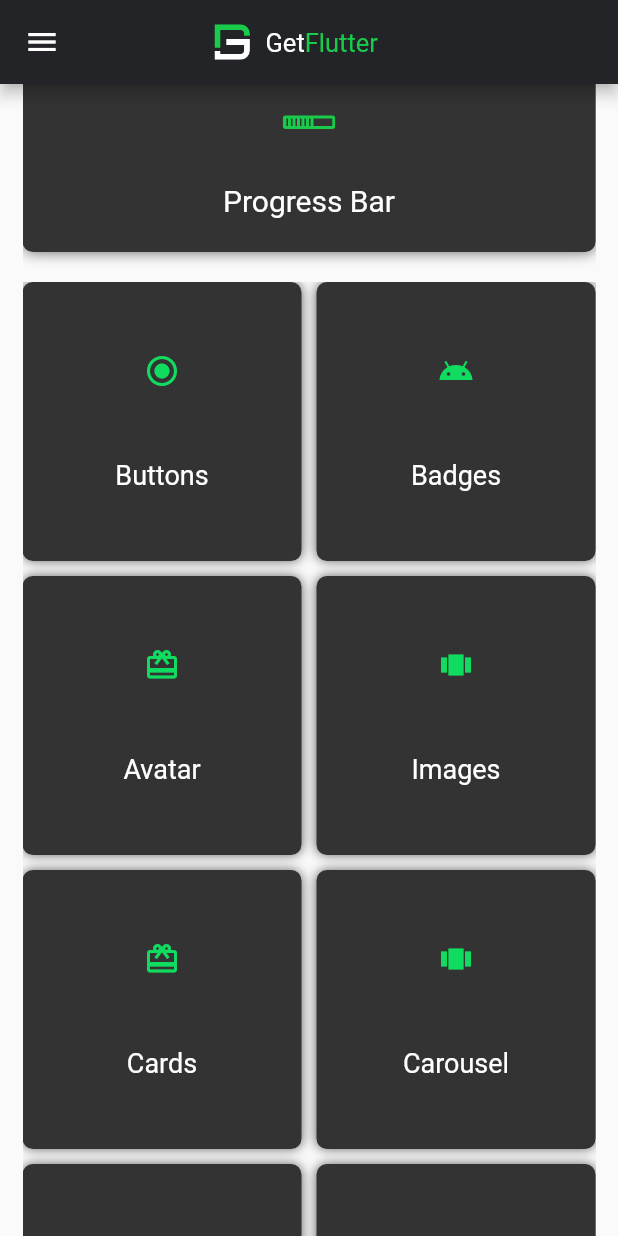
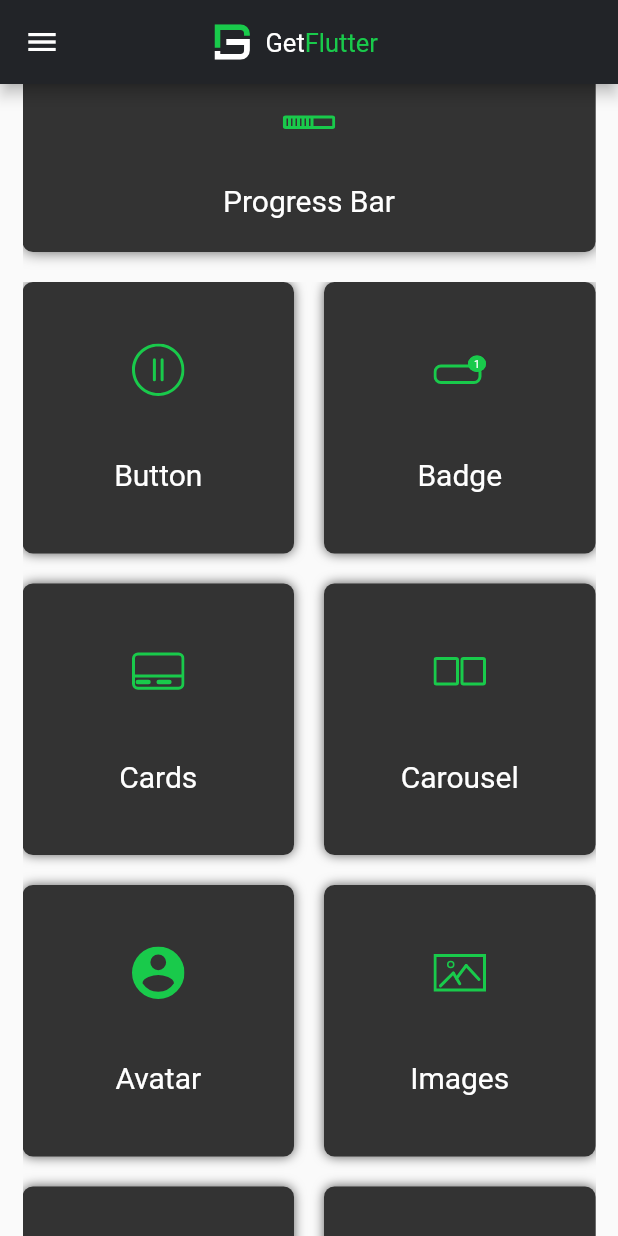
Before and after one commit to ionicfirebaseapp/getwidget-app-kit, a Flutter app: the screen it shows after launch, scrolled down 1728 dp, on a phone screen of 412 x 824 dp. Run offline on Flutter 3.47's test engine with Material 2 defaults, Android fonts, the phone set to English and light mode, and no system bars; our stand-ins replace flutter_svg, getflutter, webview_flutter.

Commit message:
restructure in progress

```diff
--- a/lib/screens/home.dart
+++ b/lib/screens/home.dart
@@ -35,6 +35,89 @@ class _HomePageState extends State<HomePage> {
 
       'images':'lib/assets/icons/gflogo.svg',
 
+    }
+  ];
+
+  List gfComponents = [
+   {
+      'img': 'lib/assets/icons/buttons.svg',
+      'title':'Button',
+      'route': ButtonTypes()
+    },
+   {
+      'img':'lib/assets/icons/badges.svg',
+      'title':'Badge',
+      'route':BadgesPage()
+    },
+    {
+      'img':'lib/assets/icons/cards.svg',
+      'title':'Cards',
+      'route':CardPage()
+    },
+    {
+      'img':'lib/assets/icons/carousels.svg',
+      'title':'Carousel',
+      'route':Carousel()
+    },
+    {
+      'img':'lib/assets/icons/avatars.svg',
+      'title':'Avatar',
+      'route':Avatar()
+    },
+    {
+      'img':'lib/assets/icons/images.svg',
+      'title':'Images',
+      'route':Images()
+    },
+    {
+      'img':'lib/assets/icons/tiles.svg',
+      'title':'Tiles',
+      'route':TilesPage()
+    },
+    {
+      'img':'lib/assets/icons/tabs.svg',
+      'title':'Tabs',
+      'route':TabTypes()
+    },
+    {
+      'img':'lib/assets/icons/toggle.svg',
+      'title':'Toggle',
+      'route':Toggles()
+    },
+    {
+      'img':'lib/assets/icons/toast.svg',
+      'title':'Toast',
+      'route':Toasts()
+    },
+    {
+      'img':'lib/assets/icons/alert.svg',
+      'title':'Alert',
+      'route':AlertPage()
+    },
+    {
+      'img':'lib/assets/icons/accordion.svg',
+      'title':'Accordion',
+      'route':Accordion()
+    },
+    {
+      'img':'lib/assets/icons/search-bar.svg',
+      'title':'Search Bar',
+      'route':SearchbarPage()
+    },
+    {
+      'img':'lib/assets/icons/appbar.svg',
+      'title':'Appbar',
+      'route':AppHome()
+    },
+    {
+      'img':'lib/assets/icons/rating.svg',
+      'title':'Rating',
+      'route':RatingPage()
+    },
+    {
+      'img':'lib/assets/icons/loader.svg',
+      'title':'Loaders',
+      'route':Loaders()
     }
   ];
 
@@ -889,52 +972,59 @@ class _HomePageState extends State<HomePage> {
               ),
               const SizedBox(height: 20),
 
-            Container(
-//              padding: EdgeInsets.only(top:120),
-//              color: Colors.red,
-              height: MediaQuery.of(context).size.height,
-              child:  GridView.count(
-                shrinkWrap: true,
-                scrollDirection: Axis.vertical,
-                crossAxisCount: 2,
-                mainAxisSpacing: 10,
-                crossAxisSpacing: 10,
-                children: <Widget>[
-                  buildSquareTile('Buttons', Icons.radio_button_checked, GFColors.SUCCESS, router:ButtonTypes()),
-                  buildSquareTile('Badges', Icons.android,  GFColors.SUCCESS, router:BadgesPage()),
-                  buildSquareTile('Avatar', Icons.card_giftcard,  GFColors.SUCCESS, router: Avatar() ),
-                  buildSquareTile('Images', Icons.view_carousel,  GFColors.SUCCESS, router: Images()),
-                  buildSquareTile('Cards', Icons.card_giftcard,  GFColors.SUCCESS, router: CardPage()),
-                  buildSquareTile('Carousel', Icons.view_carousel,  GFColors.SUCCESS, router: Carousel()),
-                  buildSquareTile('Tabs', Icons.tab,  GFColors.SUCCESS, router: TabTypes()),
-                  buildSquareTile('Tile', Icons.title,  GFColors.SUCCESS, router: TilesPage()),
-                  buildSquareTile('Toggle', Icons.card_giftcard,  GFColors.SUCCESS, router: Toggles()),
-                  buildSquareTile('Toast', Icons.view_carousel,  GFColors.SUCCESS, router: Toasts()),
-                  buildSquareTile('Alert', Icons.card_giftcard,  GFColors.SUCCESS, router: AlertPage()),
-                  buildSquareTile('Accordion', Icons.view_carousel,  GFColors.SUCCESS, router: Accordion()),
-                  buildSquareTile('SearchBar', Icons.card_giftcard,  GFColors.SUCCESS, router: SearchbarPage()),
-                  buildSquareTile('Appbar', Icons.view_carousel,  GFColors.SUCCESS, router: AppHome()),
-                  buildSquareTile('Rating', Icons.card_giftcard,  GFColors.SUCCESS, router: RatingPage()),
-                  buildSquareTile('Loaders', Icons.view_carousel,  GFColors.SUCCESS, router: Loaders()),
-                  buildSquareTile('Typography', Icons.card_giftcard,  GFColors.SUCCESS, router: TypographyPage()),
-                  buildSquareTile('Floating Widget', Icons.view_carousel,  GFColors.SUCCESS, router: FloatingWidgetHome()),
-                  buildSquareTile('Progress Bar', Icons.view_carousel,  GFColors.SUCCESS, router: ProgressBar()),
-                ],
-              ),
-            )
-//            GridView.builder(
-//              itemCount: names.length,
-//              gridDelegate: SliverGridDelegateWithFixedCrossAxisCount(
-//                  crossAxisCount: 3, crossAxisSpacing: 4.0, mainAxisSpacing: 4.0),
-//              itemBuilder: (BuildContext context, int index){
-//                return GestureDetector(
-//                  onTap: (){
-//
-//                  },
-//                  child: buildSquareTile(index),
-//                );
-//              },
+//            Container(
+////              padding: EdgeInsets.only(top:120),
+////              color: Colors.red,
+//              height: MediaQuery.of(context).size.height,
+//              child:  GridView.count(
+//                shrinkWrap: true,
+//                scrollDirection: Axis.vertical,
+//                crossAxisCount: 2,
+//                mainAxisSpacing: 10,
+//                crossAxisSpacing: 10,
+//                children: <Widget>[
+////                  buildSquareTile(title, img, route)
+////                  buildSquareTile([gfComponents,{}][]),
+////                  buildSquareTile('Badges', Icons.android,  GFColors.SUCCESS, route:BadgesPage()),
+////                  buildSquareTile('Avatar', Icons.card_giftcard,  GFColors.SUCCESS, route: Avatar() ),
+////                  buildSquareTile('Images', Icons.view_carousel,  GFColors.SUCCESS, route: Images()),
+////                  buildSquareTile('Cards', Icons.card_giftcard,  GFColors.SUCCESS, route: CardPage()),
+////                  buildSquareTile('Carousel', Icons.view_carousel,  GFColors.SUCCESS, route: Carousel()),
+////                  buildSquareTile('Tabs', Icons.tab,  GFColors.SUCCESS, route: TabTypes()),
+////                  buildSquareTile('Tile', Icons.title,  GFColors.SUCCESS, route: TilesPage()),
+////                  buildSquareTile('Toggle', Icons.card_giftcard,  GFColors.SUCCESS, route: Toggles()),
+////                  buildSquareTile('Toast', Icons.view_carousel,  GFColors.SUCCESS, route: Toasts()),
+////                  buildSquareTile('Alert', Icons.card_giftcard,  GFColors.SUCCESS, route: AlertPage()),
+////                  buildSquareTile('Accordion', Icons.view_carousel,  GFColors.SUCCESS, route: Accordion()),
+////                  buildSquareTile('SearchBar', Icons.card_giftcard,  GFColors.SUCCESS, route: SearchbarPage()),
+////                  buildSquareTile('Appbar', Icons.view_carousel,  GFColors.SUCCESS, route: AppHome()),
+////                  buildSquareTile('Rating', Icons.card_giftcard,  GFColors.SUCCESS, route: RatingPage()),
+////                  buildSquareTile('Loaders', Icons.view_carousel,  GFColors.SUCCESS, route: Loaders()),
+////                  buildSquareTile('Typography', Icons.card_giftcard,  GFColors.SUCCESS, route: TypographyPage()),
+////                  buildSquareTile('Floating Widget', Icons.view_carousel,  GFColors.SUCCESS, route: FloatingWidgetHome()),
+////                  buildSquareTile('Progress Bar', Icons.view_carousel,  GFColors.SUCCESS, route: ProgressBar()),
+//                ],
+//              ),
 //            ),
+          Container
+            (
+            height: MediaQuery.of(context).size.height,
+            child:   GridView.builder(
+              scrollDirection: Axis.vertical,
+              shrinkWrap: true,
+              itemCount: gfComponents.length,
+              gridDelegate: SliverGridDelegateWithFixedCrossAxisCount(
+                  crossAxisCount: 2, crossAxisSpacing: 20, mainAxisSpacing: 20),
+              itemBuilder: (BuildContext context, int index){
+                return GestureDetector(
+                    onTap: (){
+
+                    },
+                    child: buildSquareTile(gfComponents[index]['title'],gfComponents[index]['img'], gfComponents[index]['route'])
+                );
+              },
+            ),
+          )
 
 
             ],
@@ -944,7 +1034,7 @@ class _HomePageState extends State<HomePage> {
         ),
       );
 
-  Widget buildSquareTile(text, icon, iconColor, {Widget router}){
+  Widget buildSquareTile(title, img, route){
 
 
 
@@ -953,7 +1043,7 @@ class _HomePageState extends State<HomePage> {
         Navigator.push(
           context,
           MaterialPageRoute(
-              builder: (BuildContext context) => router),
+              builder: (BuildContext context) => route),
         );
       },
       child: Container(
@@ -971,8 +1061,8 @@ class _HomePageState extends State<HomePage> {
         child: Column(
           mainAxisAlignment: MainAxisAlignment.spaceEvenly,
           children: <Widget>[
-            Icon((icon), color: iconColor,),
-            Text(text, style: TextStyle(color: GFColors.WHITE, fontSize: 18),)
+         SvgPicture.asset(img),
+            Text(title, style: TextStyle(color: GFColors.WHITE, fontSize: 20),)
           ],
         ),
       ),
```
